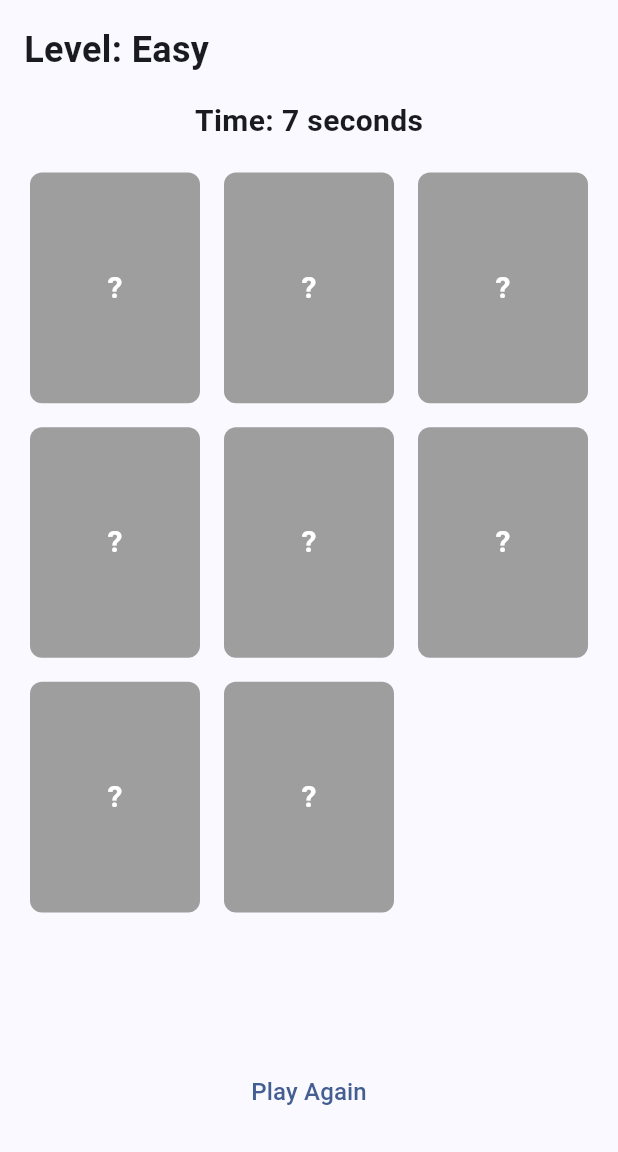
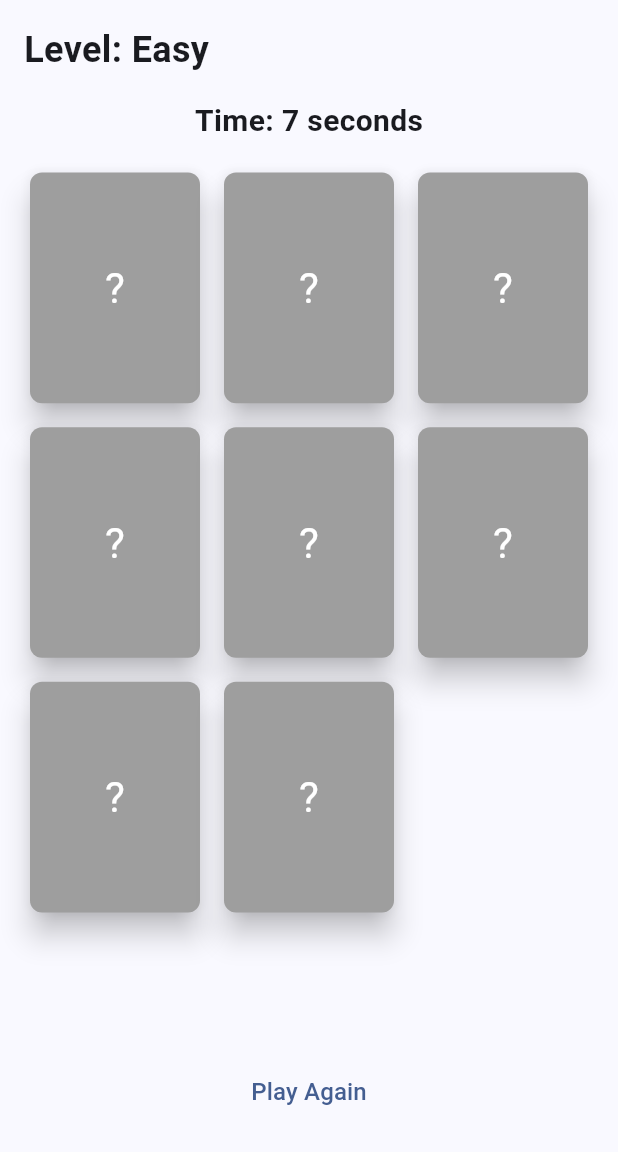
Before and after one commit to loredanagostian/Flutter-Matching-Pairs-Game, a Flutter app: the screen it shows after launch, on a phone screen of 412 x 824 dp, the part 84-1236 px from its top. Run offline on Flutter 3.47's test engine with Material 3 defaults, Android fonts, the phone set to English and light mode, and no system bars; our stand-ins replace shared_preferences.

Commit message:
created flip card with animation

```diff
--- a/lib/main.dart
+++ b/lib/main.dart
@@ -2,6 +2,7 @@ import 'dart:async';
 
 import 'package:flutter/material.dart';
 import 'package:matching_pairs_game/models/card_item.dart';
+import 'package:matching_pairs_game/widgets/flip_card.dart';
 import 'package:shared_preferences/shared_preferences.dart';
 
 void main() {
@@ -153,7 +154,8 @@ class _MyHomePageState extends State<MyHomePage> {
                 crossAxisSpacing: 8,
                 mainAxisSpacing: 8,
                 children: List.generate(_cards.length, (index) {
-                  return InkWell(
+                  return FlipCard(
+                    isFlipped: _cards[index].state != CardState.unflipped,
                     onTap: () {
                       if (_isBusy) return;
 
@@ -186,21 +188,34 @@ class _MyHomePageState extends State<MyHomePage> {
                         }
                       });
                     },
-                    child: Card(
+                    front: Card(
                       elevation: 8,
-                      clipBehavior: Clip.antiAlias,
+                      color: Colors.grey,
                       shape: RoundedRectangleBorder(
                         borderRadius: BorderRadius.circular(8),
                       ),
-                      color: _cards[index].color,
-                      shadowColor: Colors.transparent,
+                      child: const Center(
+                        child: Text(
+                          '?',
+                          style: TextStyle(fontSize: 28, color: Colors.white),
+                        ),
+                      ),
+                    ),
+                    back: Card(
+                      elevation: 8,
+                      color:
+                          _cards[index].state == CardState.matched
+                              ? Colors.green
+                              : Colors.blue,
+                      shape: RoundedRectangleBorder(
+                        borderRadius: BorderRadius.circular(8),
+                      ),
                       child: Center(
                         child: Text(
-                          _cards[index].displayLabel,
+                          _cards[index].flippedLabel,
                           style: const TextStyle(
-                            fontSize: 20,
+                            fontSize: 28,
                             color: Colors.white,
-                            fontWeight: FontWeight.bold,
                           ),
                         ),
                       ),
--- /dev/null
+++ b/lib/widgets/flip_card.dart
@@ -0,0 +1,51 @@
+import 'dart:math';
+
+import 'package:flutter/material.dart';
+
+class FlipCard extends StatelessWidget {
+  final bool isFlipped;
+  final Widget front;
+  final Widget back;
+  final Duration duration;
+  final VoidCallback onTap;
+
+  const FlipCard({
+    super.key,
+    required this.isFlipped,
+    required this.front,
+    required this.back,
+    this.duration = const Duration(milliseconds: 400),
+    required this.onTap,
+  });
+
+  @override
+  Widget build(BuildContext context) {
+    return GestureDetector(
+      onTap: onTap,
+      child: TweenAnimationBuilder<double>(
+        tween: Tween(begin: 0.0, end: isFlipped ? 1.0 : 0.0),
+        duration: duration,
+        builder: (context, value, child) {
+          final angle = value * pi;
+          final isFrontVisible = angle <= pi / 2;
+
+          return Transform(
+            transform:
+                Matrix4.identity()
+                  ..setEntry(3, 2, 0.001)
+                  ..rotateY(angle),
+            alignment: Alignment.center,
+            child:
+                isFrontVisible
+                    ? front
+                    : Transform(
+                      transform: Matrix4.identity()..rotateY(pi),
+                      alignment: Alignment.center,
+                      child: back,
+                    ),
+          );
+        },
+      ),
+    );
+  }
+}
```
